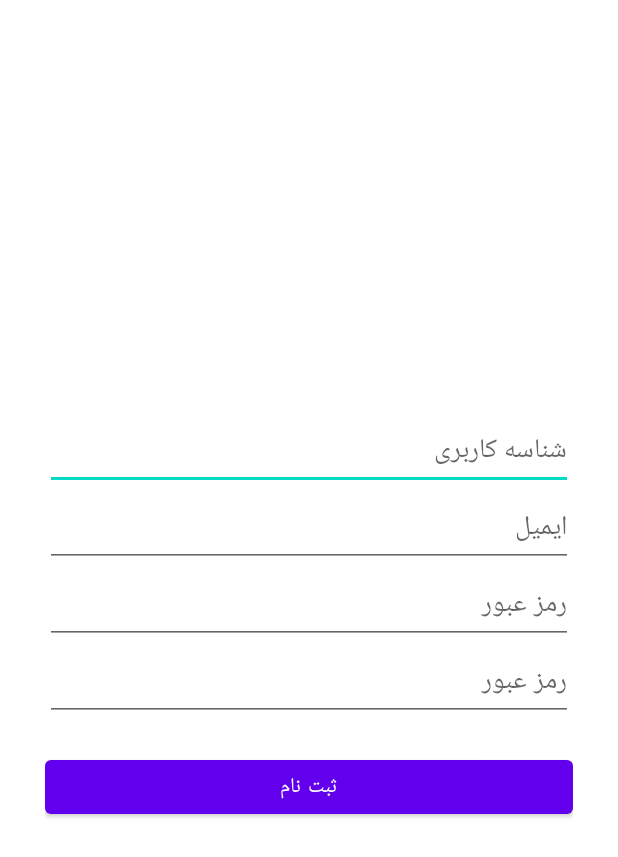
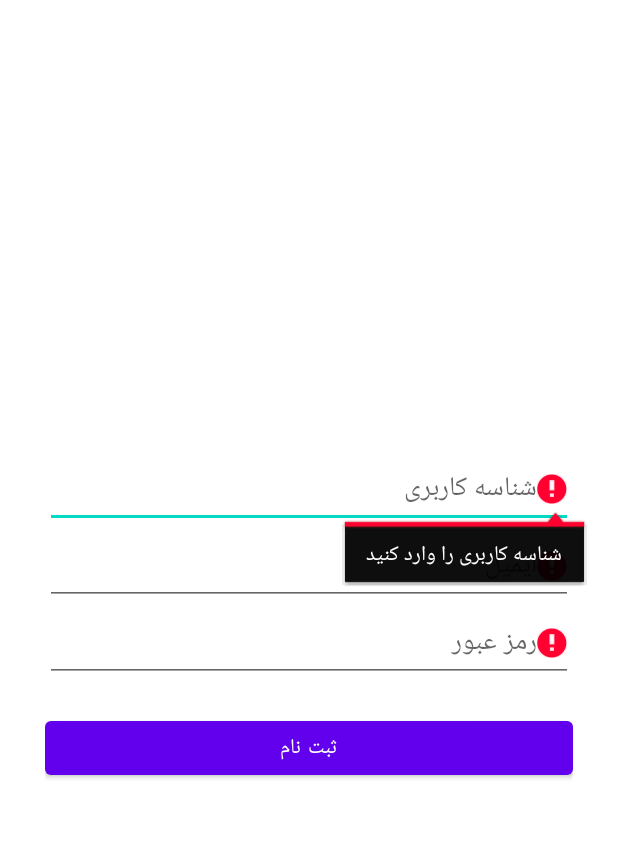
Before and after one commit to masoomehfasihi/personalAccounting, an Android app: the RegisterActivity screen opened directly, with no data from a screen before it, after a tap on "ثبت نام", on a phone screen of 412 x 824 dp. Shown: the top 857 px of the screen. Run offline under Robolectric (Android 15) with nearby library versions, the phone set to English and light mode, and no system bars; our stand-ins replace Firebase (no records; nobody signed in at launch, a user with empty details on screens opened directly).

Commit message:
login and register validation added

```diff
--- a/app/src/main/java/ir/masoumeh/myaccount/MainActivity.java
+++ b/app/src/main/java/ir/masoumeh/myaccount/MainActivity.java
@@ -28,6 +28,7 @@ public class MainActivity extends AppCompatActivity {
         setContentView(view);
         adapterFragment= new Adapter(getSupportFragmentManager());
         setupViewPager(binding.viewpager);
+        binding.txtUser.setText(UserInfo.getEmail(this) +" خوش آمدید ");
     }
 
     private void setupViewPager(ViewPager viewPager) {
@@ -41,7 +42,6 @@ public class MainActivity extends AppCompatActivity {
         binding.tabs.setupWithViewPager(viewPager);
 
     }
-
 
     static class Adapter extends FragmentPagerAdapter {
         private final List<Fragment> mFragments = new ArrayList<>();
--- a/app/src/main/java/ir/masoumeh/myaccount/RegisterActivity.java
+++ b/app/src/main/java/ir/masoumeh/myaccount/RegisterActivity.java
@@ -5,6 +5,7 @@ import androidx.appcompat.app.AppCompatActivity;
 
 import android.content.Intent;
 import android.os.Bundle;
+import android.util.Patterns;
 import android.view.View;
 import android.widget.Toast;
 
@@ -36,6 +37,7 @@ public class RegisterActivity extends AppCompatActivity {
         String email = binding.edtEmail.getText().toString();
         String pass = binding.edtPass.getText().toString();
         String user = binding.edtUser.getText().toString();
+        if (!email.isEmpty() && Patterns.EMAIL_ADDRESS.matcher(email).matches() && pass.length() >= 6 && !user.isEmpty()) {
             mAuth.createUserWithEmailAndPassword(email, pass)
                     .addOnCompleteListener(new OnCompleteListener<AuthResult>() {
                         @Override
@@ -49,9 +51,10 @@ public class RegisterActivity extends AppCompatActivity {
                                     public void onComplete(@NonNull Task<Void> task) {
                                         if (task.isSuccessful()) {
                                             UserInfo.saveEmail(RegisterActivity.this, email);
-                                        UserInfo.saveBoolPreference(RegisterActivity.this, "isLogin",true);
+                                            UserInfo.saveBoolPreference(RegisterActivity.this, "isLogin", true);
                                             Intent intent = new Intent(RegisterActivity.this, MainActivity.class);
                                             startActivity(intent);
+                                            finish();
                                         } else {
                                             Toast.makeText(RegisterActivity.this, "failed", Toast.LENGTH_SHORT).show();
                                         }
@@ -63,5 +66,24 @@ public class RegisterActivity extends AppCompatActivity {
                         }
 
                     });
+        } else {
+            if (email.isEmpty()) {
+                binding.edtEmail.setError("ایمیل را وارد کنید");
+
+            }
+            if (!Patterns.EMAIL_ADDRESS.matcher(email).matches()) {
+                binding.edtEmail.setError("لطفا ایمیل را صحیح وارد کنید");
+
+            }
+            if (user.isEmpty()) {
+                binding.edtUser.setError("شناسه کاربری را وارد کنید");
+
+            }
+
+            if (pass.length() < 6) {
+                binding.edtPass.setError("طول رمز عبور باید حداقل 6 رقم باشد");
+
             }
         }
+    }
+}
--- a/app/src/main/java/ir/masoumeh/myaccount/SplashActivity.java
+++ b/app/src/main/java/ir/masoumeh/myaccount/SplashActivity.java
@@ -32,6 +32,7 @@ public class SplashActivity extends AppCompatActivity {
                     Intent intent = new Intent(SplashActivity.this ,LoginActivity.class);
                     startActivity(intent);
                 }
+                finish();
             }
         }, 1000);
     }
--- a/app/src/main/res/layout/activity_register.xml
+++ b/app/src/main/res/layout/activity_register.xml
@@ -27,13 +27,6 @@
         android:layout_width="match_parent"
         android:layout_height="wrap_content"
         android:hint="@string/pass" />
-
-    <EditText
-        android:id="@+id/edt_repass"
-        android:layout_width="match_parent"
-        android:layout_height="wrap_content"
-        android:hint="@string/pass" />
-
     <Button
         android:layout_marginTop="20dp"
         android:id="@+id/btn_login"
```
Also changed, not shown: app/src/main/AndroidManifest.xml (+5 -5 lines), app/src/main/java/ir/masoumeh/myaccount/LoginActivity.java (+30 -12 lines), app/src/main/res/layout/activity_main.xml (+13 -0 lines). Lines whose indentation alone changed are shown as unchanged.
